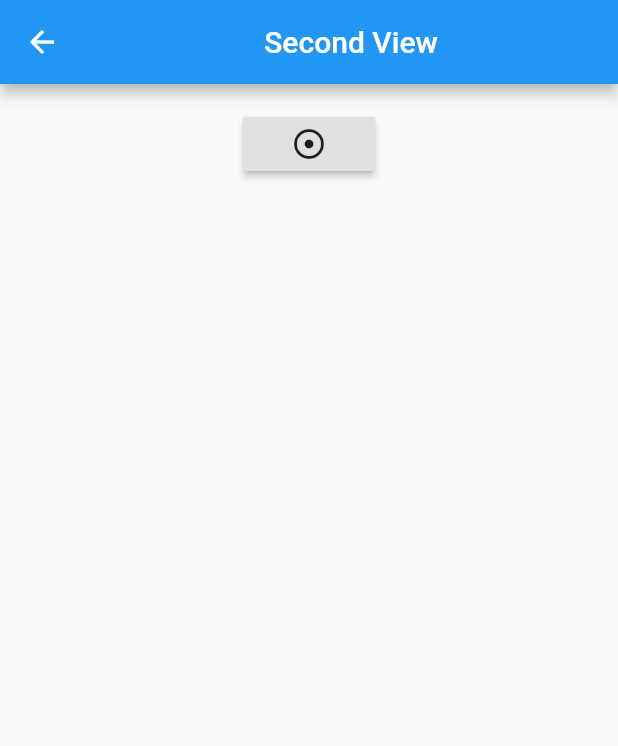
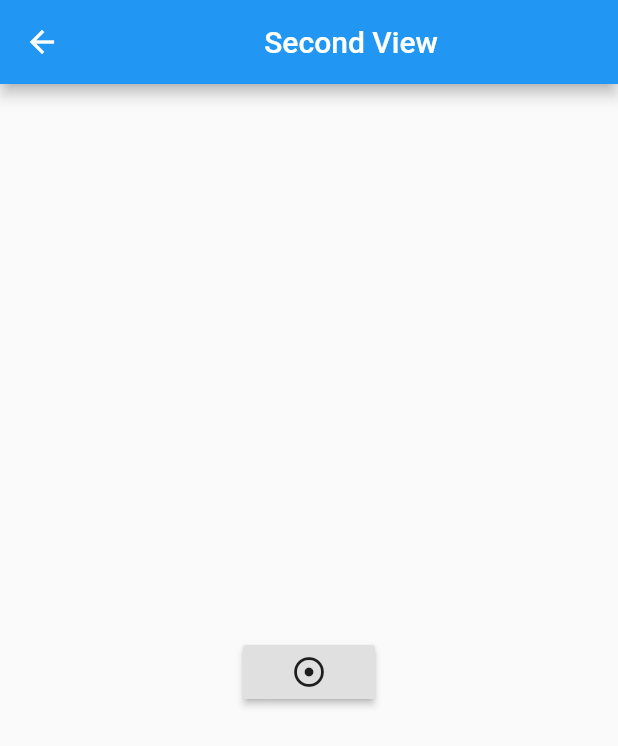
Before and after one commit to AnthonyDugarte/introductory-flutter-course, a Flutter app: the screen it shows after launch, after a tap on the "navigate next" icon, on a phone screen of 412 x 824 dp. Shown: the top 746 px of the screen. Run offline on Flutter 3.47's test engine with Material 2 defaults, Android fonts, the phone set to English and light mode, and no system bars.

Commit message:
Center columns

```diff
--- a/lib/views/example_counter.dart
+++ b/lib/views/example_counter.dart
@@ -18,6 +18,8 @@ class ExampleCounterState extends State<ExampleCounter> {
       ),
       body: Container(
         child: Column(
+          mainAxisAlignment: MainAxisAlignment.center,
+          crossAxisAlignment: CrossAxisAlignment.center,
           children: <Widget>[
             Image.asset('assets/images/billie_1.jpg'),
             Container(
--- a/lib/views/first.dart
+++ b/lib/views/first.dart
@@ -14,6 +14,8 @@ class First extends StatelessWidget {
         body: Container(
           child: Center(
             child: Column(
+              mainAxisAlignment: MainAxisAlignment.center,
+              crossAxisAlignment: CrossAxisAlignment.center,
               children: <Widget>[
                 TextField(
                   enabled: true,
--- a/lib/views/second.dart
+++ b/lib/views/second.dart
@@ -15,6 +15,8 @@ class Second extends StatelessWidget {
         body: Container(
           child: Center(
             child: Column(
+              mainAxisAlignment: MainAxisAlignment.center,
+              crossAxisAlignment: CrossAxisAlignment.center,
               children: <Widget>[
                 Text(dato),
                 RaisedButton(
```
